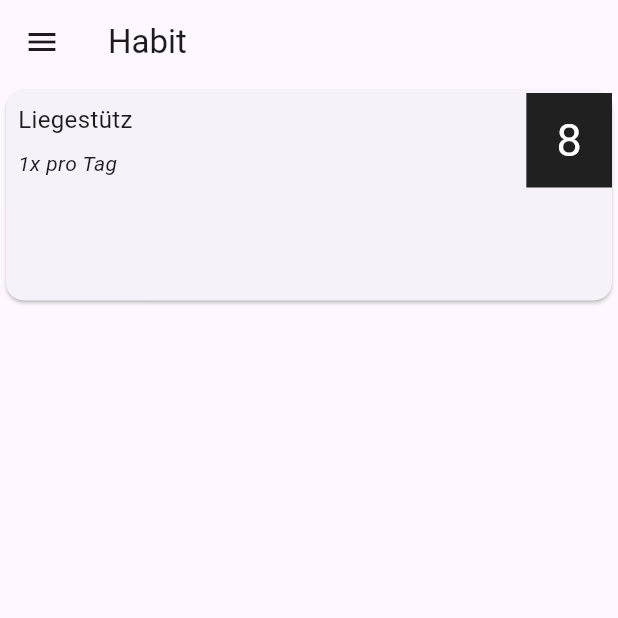
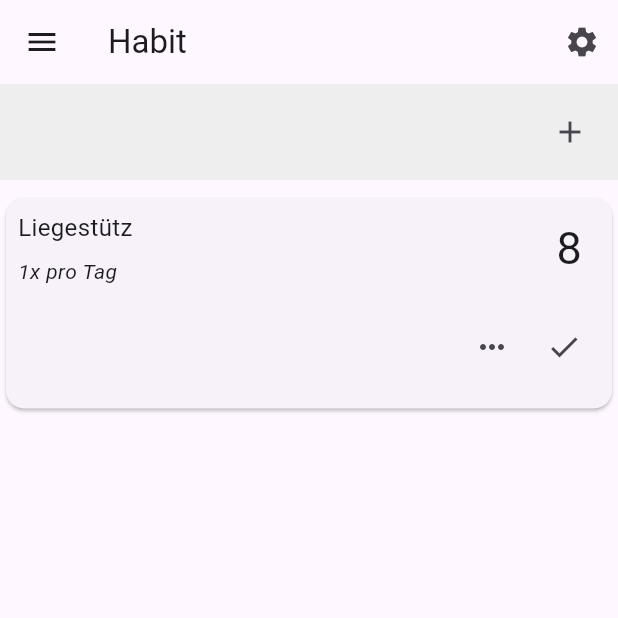
Before and after one commit to Hudlle/Habit-MVP, a Flutter app: the screen it shows after launch, on a phone screen of 412 x 824 dp, the top half of it. Run offline on Flutter 3.47's test engine with Material 3 defaults, Android fonts, the phone set to English and light mode, and no system bars.

Commit message:
feat: added basic actions bar and improved scrollability feat: added more and check button to habit card

```diff
--- a/lib/home.dart
+++ b/lib/home.dart
@@ -17,14 +17,55 @@ class HomePage extends StatelessWidget {
           },
         ),
         title: const Text("Habit"),
+        actions: <Widget>[
+          IconButton(
+            icon: const Icon(
+              Icons.settings,
+              semanticLabel: "settings",
             ),
-      body: GridView.count(
+            onPressed: () {
+              print("Settings");
+            },
+          )
+        ],
+      ),
+      body: SingleChildScrollView(
+        child: Column(
+          children: [
+            // [BASIC ACTIONS BAR]
+            Container(
+              color: Colors.grey[200],
+              child: Padding(
+                padding: const EdgeInsets.all(8.0),
+                child: Row(
+                  mainAxisAlignment: MainAxisAlignment.end,
+                  children: [
+                    IconButton(
+                      icon: const Icon(
+                        Icons.add,
+                        semanticLabel: "add habit",
+                      ),
+                      onPressed: () {
+                        print("Add Habit Button");
+                      },
+                    )
+                  ],
+                ),
+              ),
+            ),
+            const SizedBox(height: 8),
+            // [HABITS OVERVIEW]
+            GridView.count(
               crossAxisCount: 1,
               childAspectRatio: 5/1.8,
               mainAxisSpacing: 10,
+              shrinkWrap: true,
               children: const [
                 HabitCard(name: "Liegestütz", description: "1x pro Tag", streak: 8),
               ],
+            ),
+          ],
+        ),
       ),
     );
   }
@@ -72,14 +113,39 @@ class HabitCard extends StatelessWidget {
               ),
               Container(
                 padding: EdgeInsets.fromLTRB(20.0, 10.0, 20.0, 10.0),
-                color: Colors.black87,
                 child: Text(
                   streak.toString(),
                   semanticsLabel: "streak",
-                  style: TextStyle(color: Colors.white, fontSize: 30.0)
+                  style: TextStyle(fontSize: 30.0)
                 )
               )
             ],
+          ),
+          Padding(
+            padding: const EdgeInsets.all(8.0),
+            child: Row(
+              mainAxisAlignment: MainAxisAlignment.end,
+              children: [
+                IconButton(
+                  icon: const Icon(
+                    Icons.more_horiz,
+                    semanticLabel: "more",
+                  ),
+                  onPressed: () {
+                    print("More Button");
+                  },
+                ),
+                IconButton(
+                  icon: const Icon(
+                    Icons.check,
+                    semanticLabel: "check",
+                  ),
+                  onPressed:() {
+                    print("Check Button");
+                  },
+                ),
+              ],
+            ),
           )
         ],
       )
```
Lines whose indentation alone changed are shown as unchanged.
